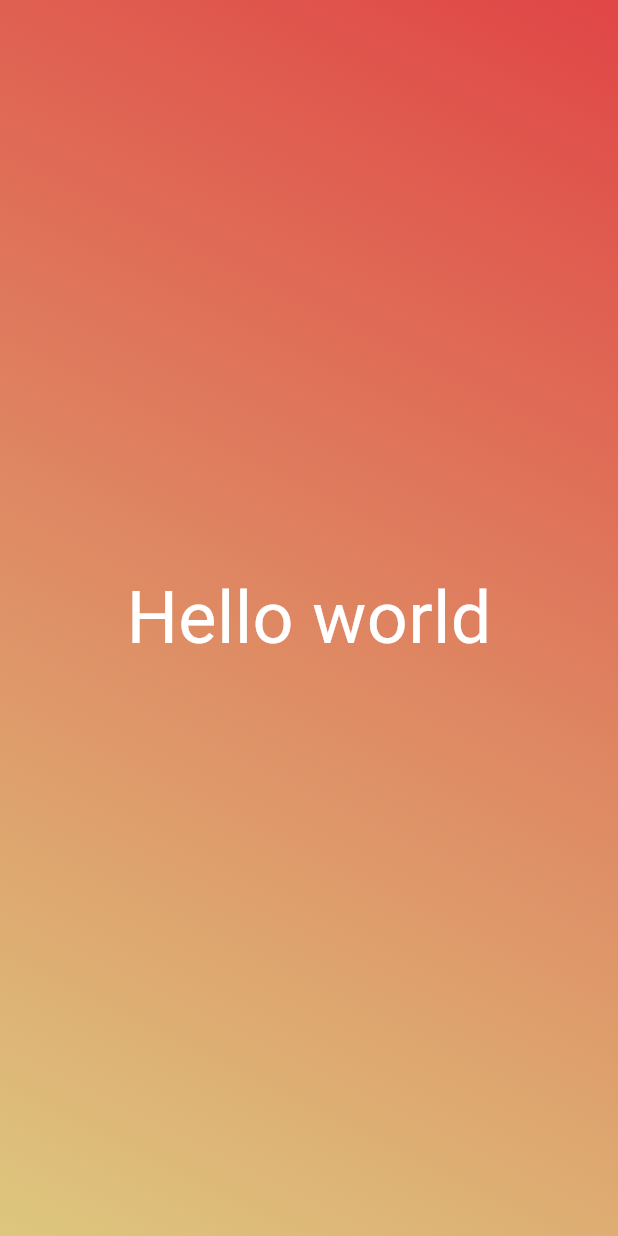
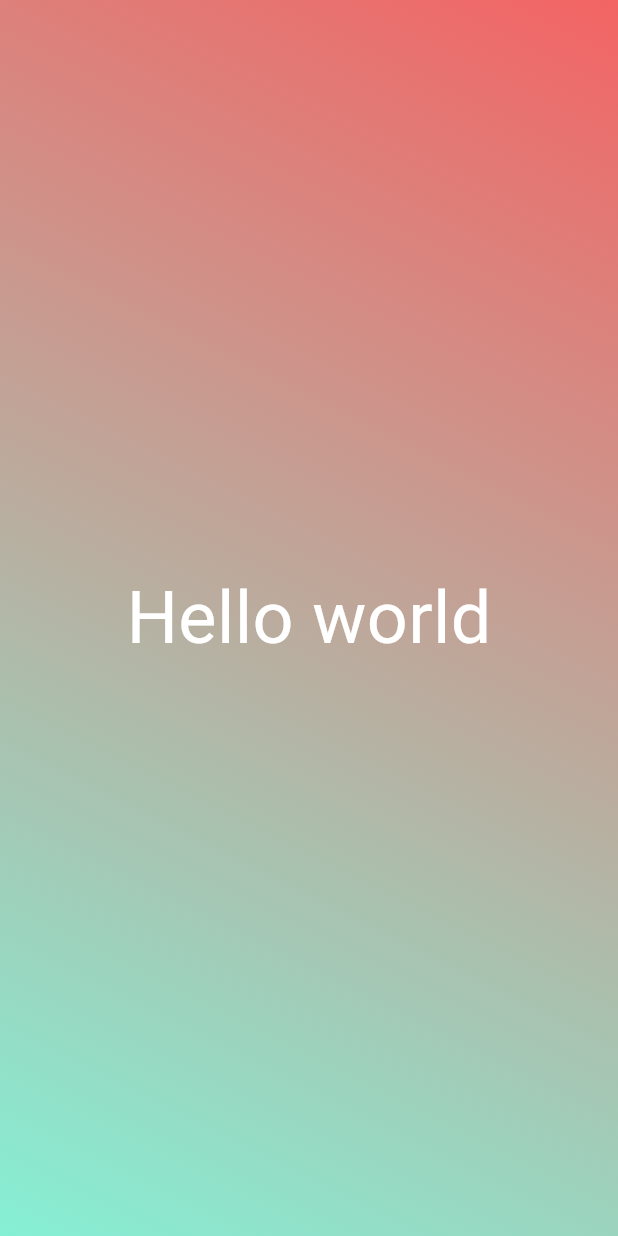
Before and after one commit to Cielchan11/kubeiei, a Flutter app: the screen it shows after launch, on a phone screen of 412 x 824 dp. Run offline on Flutter 3.47's test engine with Material 3 defaults, Android fonts, the phone set to English and light mode, and no system bars.

Commit message:
first commit

```diff
--- a/lib/gradient_container.dart
+++ b/lib/gradient_container.dart
@@ -11,8 +11,8 @@ class GContainer extends StatelessWidget{
     return Container(
       decoration: BoxDecoration(
         gradient: LinearGradient(colors: [
-          Color.fromARGB(255, 224, 70, 70),
-          Color.fromARGB(255, 221, 199, 126)
+          Color.fromARGB(255, 243, 100, 100),
+          Color.fromARGB(255, 133, 240, 213)
         ],
         begin: Alignment.topRight, end:Alignment.bottomLeft)),
         child: Center(
```
